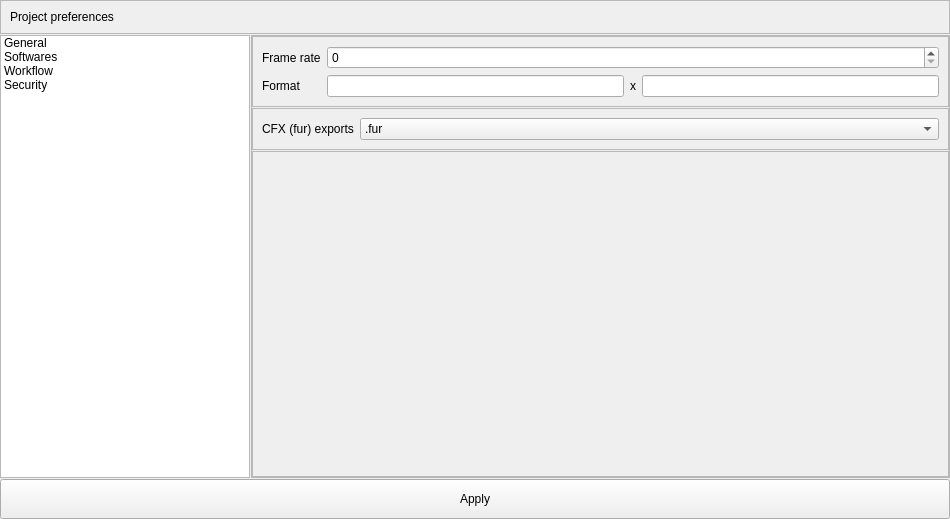
Before: the Qt Designer form App/ui_files/project_preferences.ui in Wizard-collab/Wizard, drawn with Qt 5.
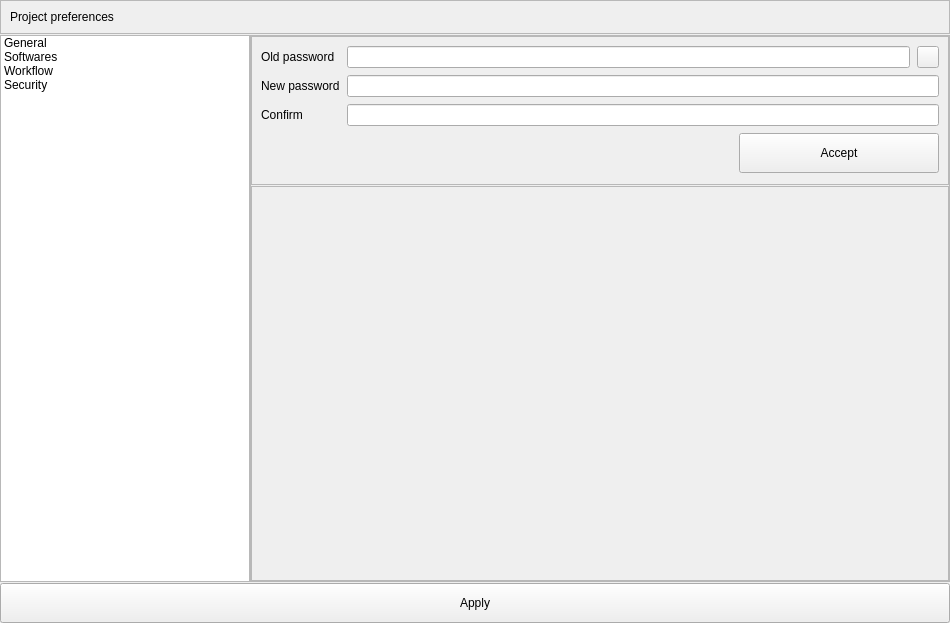
After: the same form once the commit is applied. The open tabs and pages were chosen to show the change.

Diff of the .ui file:
```diff
--- a/App/ui_files/project_preferences.ui
+++ b/App/ui_files/project_preferences.ui
@@ -7,7 +7,7 @@
     <x>0</x>
     <y>0</y>
     <width>950</width>
-    <height>519</height>
+    <height>623</height>
    </rect>
   </property>
   <property name="windowTitle">
@@ -51,7 +51,7 @@
    <item>
     <layout class="QHBoxLayout" name="horizontalLayout_4">
      <property name="spacing">
-      <number>1</number>
+      <number>0</number>
      </property>
      <property name="topMargin">
       <number>0</number>
@@ -127,8 +127,8 @@
              <rect>
               <x>0</x>
               <y>0</y>
-              <width>695</width>
-              <height>433</height>
+              <width>696</width>
+              <height>537</height>
              </rect>
             </property>
             <layout class="QVBoxLayout" name="verticalLayout_3">
@@ -1421,6 +1421,220 @@
          </item>
         </layout>
        </widget>
+       <widget class="QWidget" name="page_4">
+        <layout class="QVBoxLayout" name="verticalLayout_14">
+         <property name="spacing">
+          <number>1</number>
+         </property>
+         <property name="leftMargin">
+          <number>0</number>
+         </property>
+         <property name="topMargin">
+          <number>0</number>
+         </property>
+         <property name="rightMargin">
+          <number>0</number>
+         </property>
+         <property name="bottomMargin">
+          <number>0</number>
+         </property>
+         <item>
+          <widget class="QScrollArea" name="scrollArea_4">
+           <property name="widgetResizable">
+            <bool>true</bool>
+           </property>
+           <widget class="QWidget" name="scrollAreaWidgetContents_4">
+            <property name="geometry">
+             <rect>
+              <x>0</x>
+              <y>0</y>
+              <width>696</width>
+              <height>537</height>
+             </rect>
+            </property>
+            <layout class="QVBoxLayout" name="verticalLayout_18">
+             <property name="spacing">
+              <number>1</number>
+             </property>
+             <property name="leftMargin">
+              <number>0</number>
+             </property>
+             <property name="topMargin">
+              <number>0</number>
+             </property>
+             <property name="rightMargin">
+              <number>0</number>
+             </property>
+             <property name="bottomMargin">
+              <number>0</number>
+             </property>
+             <item>
+              <widget class="QFrame" name="frame_14">
+               <property name="frameShape">
+                <enum>QFrame::StyledPanel</enum>
+               </property>
+               <property name="frameShadow">
+                <enum>QFrame::Raised</enum>
+               </property>
+               <layout class="QVBoxLayout" name="verticalLayout_17">
+                <property name="spacing">
+                 <number>7</number>
+                </property>
+                <property name="bottomMargin">
+                 <number>11</number>
+                </property>
+                <item>
+                 <layout class="QFormLayout" name="formLayout_6">
+                  <item row="0" column="0">
+                   <widget class="QLabel" name="label_22">
+                    <property name="text">
+                     <string>Old password</string>
+                    </property>
+                   </widget>
+                  </item>
+                  <item row="0" column="1">
+                   <layout class="QHBoxLayout" name="horizontalLayout_8">
+                    <item>
+                     <widget class="QLineEdit" name="old_lineEdit">
+                      <property name="focusPolicy">
+                       <enum>Qt::WheelFocus</enum>
+                      </property>
+                      <property name="echoMode">
+                       <enum>QLineEdit::Password</enum>
+                      </property>
+                     </widget>
+                    </item>
+                    <item>
+                     <widget class="QPushButton" name="show_pass_pushButton">
+                      <property name="minimumSize">
+                       <size>
+                        <width>22</width>
+                        <height>22</height>
+                       </size>
+                      </property>
+                      <property name="maximumSize">
+                       <size>
+                        <width>22</width>
+                        <height>22</height>
+                       </size>
+                      </property>
+                      <property name="text">
+                       <string/>
+                      </property>
+                     </widget>
+                    </item>
+                   </layout>
+                  </item>
+                  <item row="1" column="0">
+                   <widget class="QLabel" name="label_23">
+                    <property name="text">
+                     <string>New password</string>
+                    </property>
+                   </widget>
+                  </item>
+                  <item row="1" column="1">
+                   <widget class="QLineEdit" name="new_lineEdit">
+                    <property name="echoMode">
+                     <enum>QLineEdit::Password</enum>
+                    </property>
+                   </widget>
+                  </item>
+                  <item row="2" column="0">
+                   <widget class="QLabel" name="label_24">
+                    <property name="text">
+                     <string>Confirm</string>
+                    </property>
+                   </widget>
+                  </item>
+                  <item row="2" column="1">
+                   <widget class="QLineEdit" name="confirm_lineEdit">
+                    <property name="echoMode">
+                     <enum>QLineEdit::Password</enum>
+                    </property>
+                   </widget>
+                  </item>
+                 </layout>
+                </item>
+                <item>
+                 <layout class="QHBoxLayout" name="horizontalLayout_9">
+                  <property name="spacing">
+                   <number>1</number>
+                  </property>
+                  <property name="topMargin">
+                   <number>0</number>
+                  </property>
+                  <item>
+                   <spacer name="horizontalSpacer_3">
+                    <property name="orientation">
+                     <enum>Qt::Horizontal</enum>
+                    </property>
+                    <property name="sizeHint" stdset="0">
+                     <size>
+                      <width>40</width>
+                      <height>20</height>
+                     </size>
+                    </property>
+                   </spacer>
+                  </item>
+                  <item>
+                   <layout class="QVBoxLayout" name="verticalLayout_20">
+                    <property name="spacing">
+                     <number>1</number>
+                    </property>
+                    <property name="topMargin">
+                     <number>0</number>
+                    </property>
+                    <item>
+                     <widget class="QPushButton" name="change_password_pushButton">
+                      <property name="minimumSize">
+                       <size>
+                        <width>200</width>
+                        <height>40</height>
+                       </size>
+                      </property>
+                      <property name="text">
+                       <string>Accept</string>
+                      </property>
+                     </widget>
+                    </item>
+                   </layout>
+                  </item>
+                 </layout>
+                </item>
+               </layout>
+              </widget>
+             </item>
+             <item>
+              <widget class="QFrame" name="frame_10">
+               <property name="frameShape">
+                <enum>QFrame::StyledPanel</enum>
+               </property>
+               <property name="frameShadow">
+                <enum>QFrame::Raised</enum>
+               </property>
+               <layout class="QVBoxLayout" name="verticalLayout_21">
+                <item>
+                 <spacer name="verticalSpacer_2">
+                  <property name="orientation">
+                   <enum>Qt::Vertical</enum>
+                  </property>
+                  <property name="sizeHint" stdset="0">
+                   <size>
+                    <width>20</width>
+                    <height>315</height>
+                   </size>
+                  </property>
+                 </spacer>
+                </item>
+               </layout>
+              </widget>
+             </item>
+            </layout>
+           </widget>
+          </widget>
+         </item>
+        </layout>
+       </widget>
       </widget>
      </item>
     </layout>
```
Left out of the diff: 99 changed lines with no effect on the pictures.
